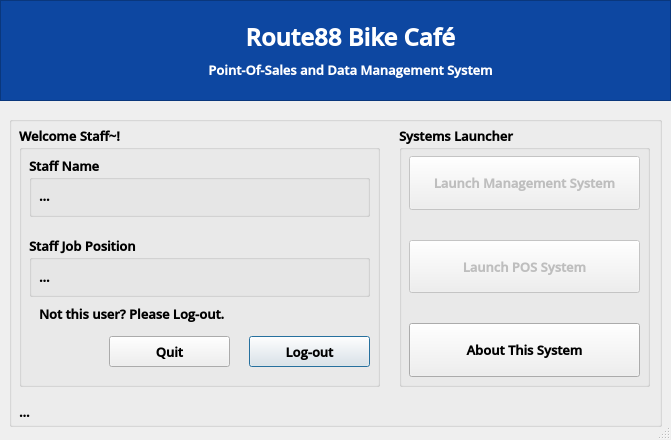
Before: the Qt Designer form System Design/Route88_ControllerCmpnt.ui in CodexLink/Route88_HybridBusinessSystem, drawn with Qt 5.
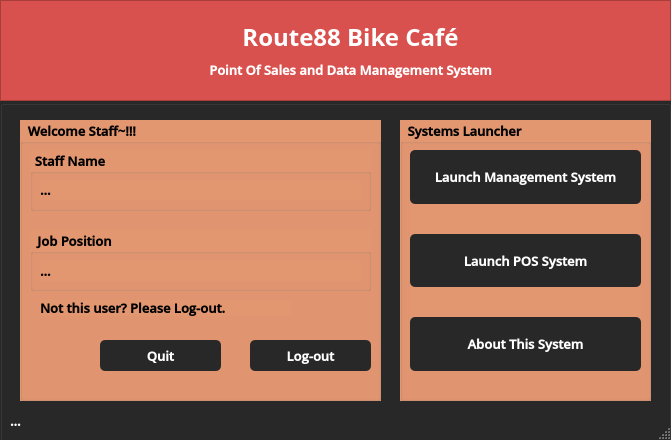
After: the same form once the commit is applied. Icons and pictures are not drawn.

Commit message:
[Clean UP] Seperated Other Staff Works From Master
Some features are still in progress, but that will be done sooner or later. At this point, a new branch will be created in order to maintain last stable, or last presented work before applying new changes.

Diff of the .ui file:
```diff
--- a/System Design/Route88_ControllerCmpnt.ui
+++ b/System Design/Route88_ControllerCmpnt.ui
@@ -72,12 +72,16 @@
   <widget class="QGroupBox" name="GroupContainer_StaffAccount">
    <property name="geometry">
     <rect>
-     <x>9</x>
-     <y>116</y>
-     <width>653</width>
-     <height>311</height>
+     <x>0</x>
+     <y>100</y>
+     <width>671</width>
+     <height>351</height>
     </rect>
    </property>
+   <property name="styleSheet">
+    <string notr="true">
+background-color: rgb(40,40,40);</string>
+   </property>
    <property name="title">
     <string/>
    </property>
@@ -85,9 +89,9 @@
     <property name="geometry">
      <rect>
       <x>10</x>
-      <y>280</y>
+      <y>310</y>
       <width>641</width>
-      <height>31</height>
+      <height>21</height>
      </rect>
     </property>
     <property name="font">
@@ -98,6 +102,10 @@
       <bold>true</bold>
      </font>
     </property>
+    <property name="styleSheet">
+     <string notr="true">
+color: rgb(255,255,255);</string>
+    </property>
     <property name="text">
      <string>...</string>
     </property>
@@ -105,10 +113,10 @@
    <widget class="QGroupBox" name="groupBox">
     <property name="geometry">
      <rect>
-      <x>10</x>
-      <y>10</y>
+      <x>20</x>
+      <y>20</y>
       <width>361</width>
-      <height>261</height>
+      <height>281</height>
      </rect>
     </property>
     <property name="font">
@@ -119,8 +127,12 @@
       <bold>true</bold>
      </font>
     </property>
+    <property name="styleSheet">
+     <string notr="true">background-color: rgb(227, 151, 113);
+color: rgb(0,0,0);</string>
+    </property>
     <property name="title">
-     <string>Welcome Staff~!</string>
+     <string>Welcome Staff~!!!</string>
     </property>
     <widget class="QGroupBox" name="GroupContainer_PassCred_2">
      <property name="geometry">
@@ -168,6 +180,10 @@
         <bold>true</bold>
        </font>
       </property>
+      <property name="styleSheet">
+       <string notr="true">
+color: rgb(0,0,0);</string>
+      </property>
       <property name="text">
        <string>...</string>
       </property>
@@ -197,7 +213,7 @@
       </font>
      </property>
      <property name="title">
-      <string>Staff Job Position</string>
+      <string>Job Position</string>
      </property>
      <property name="flat">
       <bool>false</bool>
@@ -219,6 +235,10 @@
         <bold>true</bold>
        </font>
       </property>
+      <property name="styleSheet">
+       <string notr="true">
+color: rgb(0,0,0);</string>
+      </property>
       <property name="text">
        <string>...</string>
       </property>
@@ -249,7 +269,7 @@
      <property name="geometry">
       <rect>
        <x>230</x>
-       <y>210</y>
+       <y>220</y>
        <width>121</width>
        <height>31</height>
       </rect>
@@ -262,6 +282,12 @@
        <bold>true</bold>
       </font>
      </property>
+     <property name="styleSheet">
+      <string notr="true">background-color: rgb(40,40,40);
+color: rgb(255,255,255);
+border-radius: 5px;
+</string>
+     </property>
      <property name="text">
       <string>Log-out</string>
      </property>
@@ -269,8 +295,8 @@
     <widget class="QPushButton" name="ctrl_ExitProgram">
      <property name="geometry">
       <rect>
-       <x>90</x>
-       <y>210</y>
+       <x>80</x>
+       <y>220</y>
        <width>121</width>
        <height>31</height>
       </rect>
@@ -283,6 +309,12 @@
        <bold>true</bold>
       </font>
      </property>
+     <property name="styleSheet">
+      <string notr="true">background-color: rgb(40,40,40);
+color: rgb(255,255,255);
+border-radius: 5px;
+</string>
+     </property>
      <property name="text">
       <string>Quit</string>
      </property>
@@ -291,10 +323,10 @@
    <widget class="QGroupBox" name="groupBox_2">
     <property name="geometry">
      <rect>
-      <x>390</x>
-      <y>10</y>
+      <x>400</x>
+      <y>20</y>
       <width>251</width>
-      <height>261</height>
+      <height>281</height>
      </rect>
     </property>
     <property name="font">
@@ -305,6 +337,10 @@
       <bold>true</bold>
      </font>
     </property>
+    <property name="styleSheet">
+     <string notr="true">background-color: rgb(227, 151, 113);
+color: rgb(0,0,0);</string>
+    </property>
     <property name="title">
      <string>Systems Launcher</string>
     </property>
@@ -343,6 +379,12 @@
           <bold>true</bold>
          </font>
         </property>
+        <property name="styleSheet">
+         <string notr="true">background-color: rgb(40,40,40);
+color: rgb(255,255,255);
+border-radius: 5px;
+</string>
+        </property>
         <property name="text">
          <string>Launch POS System</string>
         </property>
@@ -367,6 +409,12 @@
           <bold>true</bold>
          </font>
         </property>
+        <property name="styleSheet">
+         <string notr="true">background-color: rgb(40,40,40);
+color: rgb(255,255,255);
+border-radius: 5px;
+</string>
+        </property>
         <property name="text">
          <string>Launch Management System</string>
         </property>
@@ -391,6 +439,12 @@
           <bold>true</bold>
          </font>
         </property>
+        <property name="styleSheet">
+         <string notr="true">background-color: rgb(40,40,40);
+color: rgb(255,255,255);
+border-radius: 5px;
+</string>
+        </property>
         <property name="text">
          <string>About This System</string>
         </property>
@@ -433,27 +487,27 @@
       <colorrole role="Button">
        <brush brushstyle="SolidPattern">
         <color alpha="255">
-         <red>13</red>
-         <green>71</green>
-         <blue>161</blue>
+         <red>217</red>
+         <green>81</green>
+         <blue>78</blue>
         </color>
        </brush>
       </colorrole>
       <colorrole role="Base">
        <brush brushstyle="SolidPattern">
         <color alpha="255">
-         <red>13</red>
-         <green>71</green>
-         <blue>161</blue>
+         <red>217</red>
+         <green>81</green>
+         <blue>78</blue>
         </color>
        </brush>
       </colorrole>
       <colorrole role="Window">
        <brush brushstyle="SolidPattern">
         <color alpha="255">
-         <red>13</red>
-         <green>71</green>
-         <blue>161</blue>
+         <red>217</red>
+         <green>81</green>
+         <blue>78</blue>
         </color>
        </brush>
       </colorrole>
@@ -471,27 +525,27 @@
       <colorrole role="Button">
        <brush brushstyle="SolidPattern">
         <color alpha="255">
-         <red>13</red>
-         <green>71</green>
-         <blue>161</blue>
+         <red>217</red>
+         <green>81</green>
+         <blue>78</blue>
         </color>
        </brush>
       </colorrole>
       <colorrole role="Base">
        <brush brushstyle="SolidPattern">
         <color alpha="255">
-         <red>13</red>
-         <green>71</green>
-         <blue>161</blue>
+         <red>217</red>
+         <green>81</green>
+         <blue>78</blue>
         </color>
        </brush>
       </colorrole>
       <colorrole role="Window">
        <brush brushstyle="SolidPattern">
         <color alpha="255">
-         <red>13</red>
-         <green>71</green>
-         <blue>161</blue>
+         <red>217</red>
+         <green>81</green>
+         <blue>78</blue>
         </color>
        </brush>
       </colorrole>
@@ -509,27 +563,27 @@
       <colorrole role="Button">
        <brush brushstyle="SolidPattern">
         <color alpha="255">
-         <red>13</red>
-         <green>71</green>
-         <blue>161</blue>
+         <red>217</red>
+         <green>81</green>
+         <blue>78</blue>
         </color>
        </brush>
       </colorrole>
       <colorrole role="Base">
        <brush brushstyle="SolidPattern">
         <color alpha="255">
-         <red>13</red>
-         <green>71</green>
-         <blue>161</blue>
+         <red>217</red>
+         <green>81</green>
+         <blue>78</blue>
         </color>
        </brush>
       </colorrole>
       <colorrole role="Window">
        <brush brushstyle="SolidPattern">
         <color alpha="255">
-         <red>13</red>
-         <green>71</green>
-         <blue>161</blue>
+         <red>217</red>
+         <green>81</green>
+         <blue>78</blue>
         </color>
        </brush>
       </colorrole>
@@ -549,7 +603,7 @@
     <bool>false</bool>
    </property>
    <property name="styleSheet">
-    <string notr="true">background-color:rgb(13, 71, 161)</string>
+    <string notr="true">background-color: rgb(217,81,78);</string>
    </property>
    <property name="frameShape">
     <enum>QFrame::StyledPanel</enum>
@@ -557,25 +611,6 @@
    <property name="frameShadow">
     <enum>QFrame::Sunken</enum>
    </property>
-   <widget class="QLabel" name="label_3">
-    <property name="geometry">
-     <rect>
-      <x>60</x>
-      <y>10</y>
-      <width>81</width>
-      <height>81</height>
-     </rect>
-    </property>
-    <property name="text">
-     <string/>
-    </property>
-    <property name="pixmap">
-     <pixmap>IcoDisplay/r_88.ico</pixmap>
-    </property>
-    <property name="scaledContents">
-     <bool>true</bool>
-    </property>
-   </widget>
    <widget class="QWidget" name="horizontalLayoutWidget">
     <property name="geometry">
      <rect>
@@ -605,7 +640,7 @@
       <widget class="QLabel" name="label">
        <property name="font">
         <font>
-         <family>Open Sans SemiBold</family>
+         <family>Open Sans</family>
          <pointsize>18</pointsize>
          <weight>75</weight>
          <bold>true</bold>
@@ -636,7 +671,7 @@
         <string notr="true">color: rgb(255, 255, 255)</string>
        </property>
        <property name="text">
-        <string>Point-Of-Sales and Data Management System</string>
+        <string>Point Of Sales and Data Management System</string>
        </property>
        <property name="alignment">
         <set>Qt::AlignCenter</set>
@@ -645,6 +680,25 @@
      </item>
     </layout>
    </widget>
+   <widget class="QLabel" name="label_3">
+    <property name="geometry">
+     <rect>
+      <x>100</x>
+      <y>10</y>
+      <width>81</width>
+      <height>81</height>
+     </rect>
+    </property>
+    <property name="text">
+     <string/>
+    </property>
+    <property name="pixmap">
+     <pixmap>../IcoDisplay/r_88.ico</pixmap>
+    </property>
+    <property name="scaledContents">
+     <bool>true</bool>
+    </property>
+   </widget>
   </widget>
  </widget>
  <tabstops>
```
Left out of the diff: 7 changed lines with no effect on the pictures. The commit also changes 15 other files.
